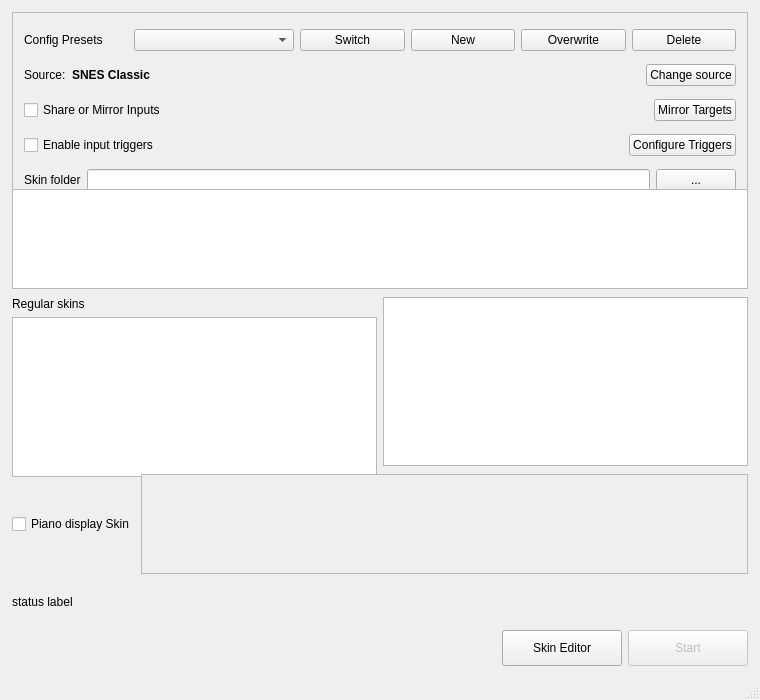
This is skinselector.ui in Belthasaran/Button-Mash as Qt 5 draws it before an edit. The edited form follows.
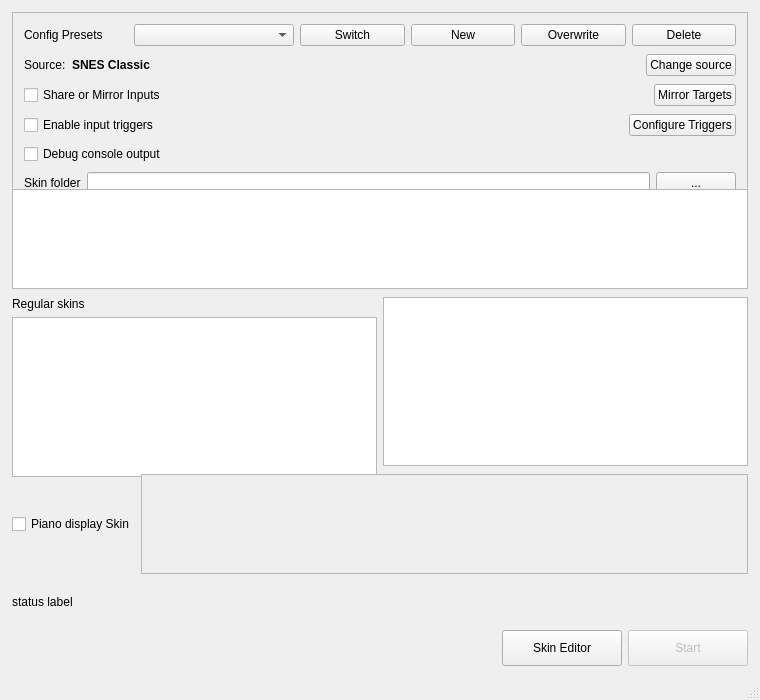
This is the edited form.

The edit to the form file:
```diff
--- a/skinselector.ui
+++ b/skinselector.ui
@@ -200,6 +200,30 @@
          </item>
         </layout>
        </item>
+       <item>
+        <layout class="QHBoxLayout" name="debugRowLayout">
+         <item>
+          <widget class="QCheckBox" name="debugConsoleCheckBox">
+           <property name="text">
+            <string>Debug console output</string>
+           </property>
+          </widget>
+         </item>
+         <item>
+          <spacer name="debugSpacer">
+           <property name="orientation">
+            <enum>Qt::Horizontal</enum>
+           </property>
+           <property name="sizeHint" stdset="0">
+            <size>
+             <width>40</width>
+             <height>20</height>
+            </size>
+           </property>
+          </spacer>
+         </item>
+        </layout>
+       </item>
        <item>
         <layout class="QHBoxLayout" name="horizontalLayout">
          <item>
```
